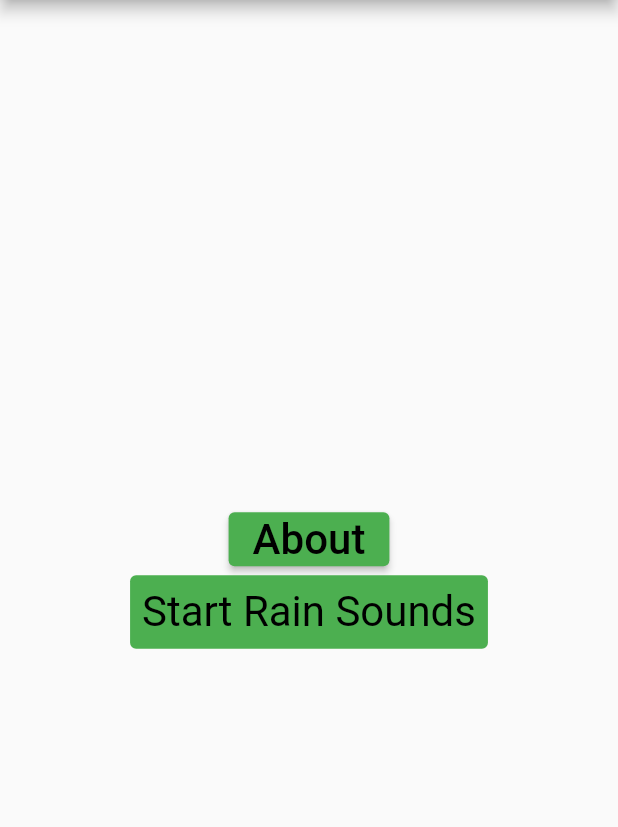
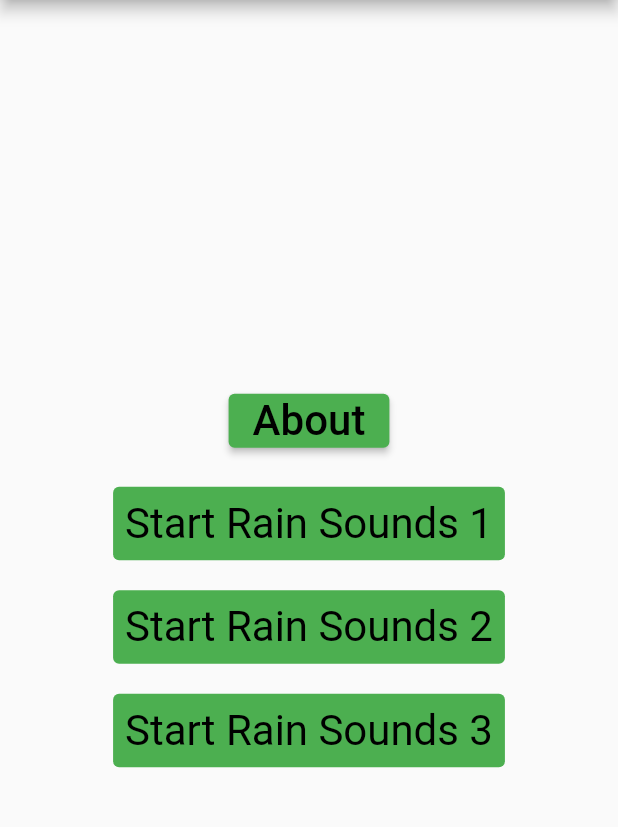
Before and after one commit to Michael-S/shut_up_and_make_rain_sounds, a Flutter app: the screen it shows after launch, on a phone screen of 412 x 824 dp, the part 84-911 px from its top. Run offline on Flutter 3.47's test engine with Material 2 defaults, Android fonts, the phone set to English and light mode, and no system bars; our stand-ins replace audioplayers, flutter_linkify.

Commit message:
Now have three rain sounds, better formats.
Working on some further layout cleanups next.

```diff
--- a/lib/main.dart
+++ b/lib/main.dart
@@ -44,8 +44,8 @@ class _AboutPageState extends State<AboutPage> {
   @override
   void initState() {
     Future.delayed(Duration.zero, () async {
-      final _loadedData = await rootBundle.loadString(
-          'assets/text/about_and_license.txt');
+      final _loadedData =
+          await rootBundle.loadString('assets/text/about_and_license.txt');
       setState(() {
         aboutContents = _loadedData;
       });
@@ -63,13 +63,12 @@ class _AboutPageState extends State<AboutPage> {
         child: ListView(
           children: <Widget>[
             ElevatedButton(
-                child: const Text('Back', style: TextStyle(color: Colors.black, fontSize: 28.0)),
+                child: const Text('Back',
+                    style: TextStyle(color: Colors.black, fontSize: 28.0)),
                 onPressed: () {
-                  Navigator.push(
-                      context,
-                      MaterialPageRoute(builder: (context) => const MyApp())
-                  ); }
-            ),
+                  Navigator.push(context,
+                      MaterialPageRoute(builder: (context) => const MyApp()));
+                }),
             //Text(aboutContents, style: const TextStyle(color: Colors.black, fontSize: 16.0)),
             Linkify(
               onOpen: (link) async {
@@ -82,15 +81,16 @@ class _AboutPageState extends State<AboutPage> {
               options: const LinkifyOptions(humanize: false),
               text: aboutContents,
               style: const TextStyle(color: Colors.black, fontSize: 14.0),
-              linkStyle: const TextStyle(color: Colors.blue, fontSize: 14.0, decoration: TextDecoration.underline),
+              linkStyle: const TextStyle(
+                  color: Colors.blue,
+                  fontSize: 14.0,
+                  decoration: TextDecoration.underline),
             ),
           ],
         ),
       ),
     );
   }
-
-
 }
 
 class MyHomePage extends StatefulWidget {
@@ -113,31 +113,77 @@ class MyHomePage extends StatefulWidget {
 
 class _MyHomePageState extends State<MyHomePage> {
   bool _playingRainSounds = false;
+  int _playingIndex = 0;
   AudioPlayer player = AudioPlayer();
-  String audioasset = "assets/audio/rain_and_thunder_public_domain.mp3";
+  List<String> audioAssets = [
+    "assets/audio/rain_and_thunder_public_domain_1.mp3",
+    "assets/audio/rain_and_thunder_public_domain_2.mp3",
+    "assets/audio/rain_and_thunder_public_domain_3.mp3",
+  ];
 
-  void _togglePlayingRainSounds() {
-    setState(() {
-      _playingRainSounds = !_playingRainSounds;
-      if (_playingRainSounds) {
-        Future.delayed(Duration.zero, () async {
+  Future playSound(int index) async {
     player.setReleaseMode(ReleaseMode.LOOP);
     if (!kIsWeb && Platform.isAndroid) {
       // For some reason, I can't get Android to play the asset locally.
       // I am getting IOExceptions loading the file from the URL with player.play(audioasset, isLocal: true);
-            ByteData bytes = await rootBundle.load(audioasset); //load audio from assets
-            Uint8List audiobytes = bytes.buffer.asUint8List(bytes.offsetInBytes, bytes.lengthInBytes);
-            player.playBytes(audiobytes);
+      ByteData bytes =
+          await rootBundle.load(audioAssets[index]); //load audio from assets
+      Uint8List audiobytes =
+          bytes.buffer.asUint8List(bytes.offsetInBytes, bytes.lengthInBytes);
+      return player.playBytes(audiobytes);
     } else {
-            player.play(audioasset, isLocal: true);
+      return player.play(audioAssets[index], isLocal: true);
     }
-        });
-      } else {
+  }
+
+  void _togglePlayingRainSounds(int index) {
+    setState(() {
+      if (_playingRainSounds && _playingIndex == index) {
+        // stop the current track
         Future.delayed(Duration.zero, () async {
           await player.stop();
         });
+        _playingRainSounds = false;
+      } else if (_playingRainSounds) {
+        // switch track
+        Future.delayed(Duration.zero, () async {
+          await player.stop().then((ignored) => playSound(index));
+        });
+        // _playingRainSounds stays true
+      } else {
+        Future.delayed(Duration.zero, () async {
+          await playSound(index);
+        });
+        _playingRainSounds = true;
       }
+      _playingIndex = index;
     });
+  }
+
+  void _togglePlayingRainSounds1() {
+    _togglePlayingRainSounds(0);
+  }
+
+  void _togglePlayingRainSounds2() {
+    _togglePlayingRainSounds(1);
+  }
+
+  void _togglePlayingRainSounds3() {
+    _togglePlayingRainSounds(2);
+  }
+
+  bool playingRainSoundsAtIndex(int index) {
+    return _playingRainSounds && _playingIndex == index;
+  }
+
+  String rainSoundsButtonText(int index) {
+    if (_playingRainSounds && _playingIndex == index) {
+      return "Stop Rain Sounds " + (index + 1).toString();
+    } else if (_playingRainSounds) {
+      return "Switch Rain Sounds " + (index + 1).toString();
+    } else {
+      return "Start Rain Sounds " + (index + 1).toString();
+    }
   }
 
   @override
@@ -174,22 +220,61 @@ class _MyHomePageState extends State<MyHomePage> {
           // horizontal).
           mainAxisAlignment: MainAxisAlignment.center,
           children: <Widget>[
-            ElevatedButton(
-                child: const Text('About', style: TextStyle(color: Colors.black, fontSize: 28.0)),
+            Container(
+                padding: const EdgeInsets.all(10),
+                child: ElevatedButton(
+                    child: const Text('About',
+                        style: TextStyle(color: Colors.black, fontSize: 28.0)),
                     onPressed: () {
                       Navigator.push(
                           context,
-                      MaterialPageRoute(builder: (context) => const AboutPage())
-                  ); }
+                          MaterialPageRoute(
+                              builder: (context) => const AboutPage()));
+                    })),
+            Container(
+              padding: const EdgeInsets.all(10),
+              child: TextButton(
+                style: ButtonStyle(
+                  backgroundColor: playingRainSoundsAtIndex(0)
+                      ? MaterialStateProperty.all<Color>(Colors.red)
+                      : MaterialStateProperty.all<Color>(Colors.green),
+                  textStyle: MaterialStateProperty.all<TextStyle>(
+                      const TextStyle(fontSize: 28.0)),
                 ),
-           TextButton(
+                child: Text(rainSoundsButtonText(0),
+                    style: const TextStyle(color: Colors.black)),
+                onPressed: _togglePlayingRainSounds1,
+              ),
+            ),
+            Container(
+              padding: const EdgeInsets.all(10),
+              child: TextButton(
                 style: ButtonStyle(
-                backgroundColor: _playingRainSounds ? MaterialStateProperty.all<Color>(Colors.red) : MaterialStateProperty.all<Color>(Colors.green),
-                textStyle: MaterialStateProperty.all<TextStyle>(const TextStyle(fontSize: 28.0)),
-              ) ,
-              child: _playingRainSounds ? const Text("Stop Rain Sounds", style: TextStyle(color: Colors.black))
-                  : const Text("Start Rain Sounds", style: TextStyle(color: Colors.black)),
-              onPressed: _togglePlayingRainSounds,
+                  backgroundColor: playingRainSoundsAtIndex(1)
+                      ? MaterialStateProperty.all<Color>(Colors.red)
+                      : MaterialStateProperty.all<Color>(Colors.green),
+                  textStyle: MaterialStateProperty.all<TextStyle>(
+                      const TextStyle(fontSize: 28.0)),
+                ),
+                child: Text(rainSoundsButtonText(1),
+                    style: const TextStyle(color: Colors.black)),
+                onPressed: _togglePlayingRainSounds2,
+              ),
+            ),
+            Container(
+              padding: const EdgeInsets.all(10),
+              child: TextButton(
+                style: ButtonStyle(
+                  backgroundColor: playingRainSoundsAtIndex(2)
+                      ? MaterialStateProperty.all<Color>(Colors.red)
+                      : MaterialStateProperty.all<Color>(Colors.green),
+                  textStyle: MaterialStateProperty.all<TextStyle>(
+                      const TextStyle(fontSize: 28.0)),
+                ),
+                child: Text(rainSoundsButtonText(2),
+                    style: const TextStyle(color: Colors.black)),
+                onPressed: _togglePlayingRainSounds3,
+              ),
             ),
           ],
         ),
--- a/pubspec.yaml
+++ b/pubspec.yaml
@@ -64,7 +64,9 @@ flutter:
   #   - images/a_dot_burr.jpeg
   #   - images/a_dot_ham.jpeg
   assets:
-    - assets/audio/rain_and_thunder_public_domain.mp3
+    - assets/audio/rain_and_thunder_public_domain_1.mp3
+    - assets/audio/rain_and_thunder_public_domain_2.mp3
+    - assets/audio/rain_and_thunder_public_domain_3.mp3
     - assets/text/about_and_license.txt
 
   # An image asset can refer to one or more resolution-specific "variants", see
```
Also changed, not shown: 4 other files. Lines whose indentation alone changed are shown as unchanged.
